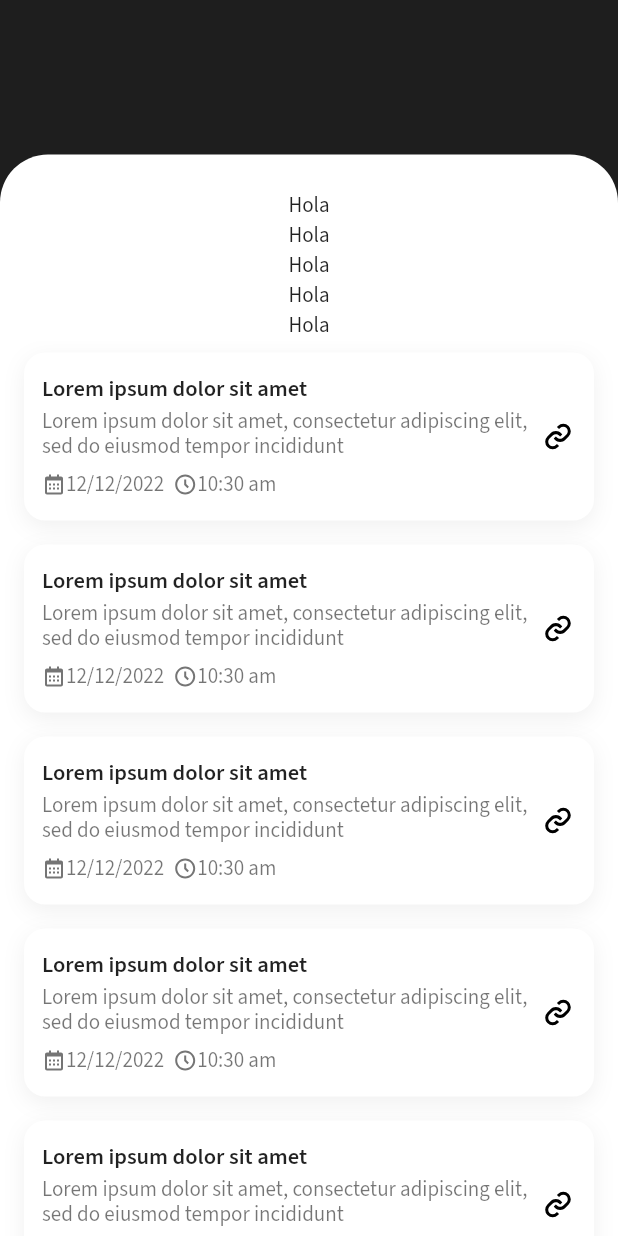
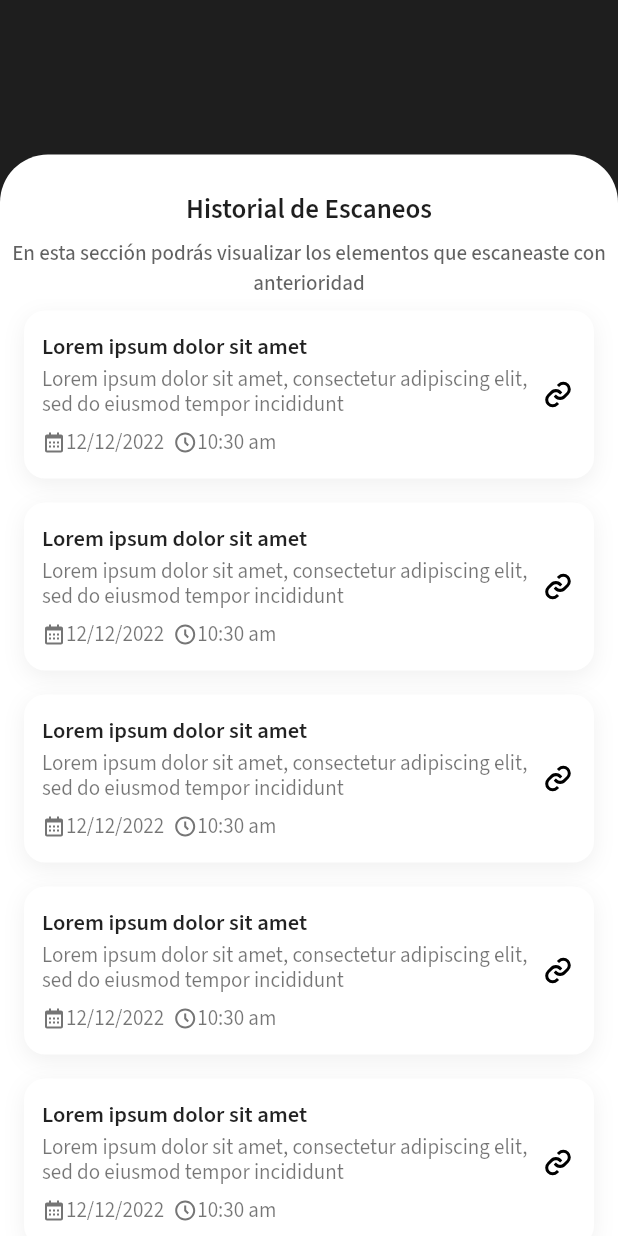
Before and after one commit to ehbarrionuevo/flutter_codigo2_qr, a Flutter app: the screen it shows after launch, on a phone screen of 412 x 824 dp. Run offline on Flutter 3.47's test engine with Material 2 defaults, Android fonts, the phone set to English and light mode, and no system bars; our stand-ins replace flutter_svg, google_fonts.

Commit message:
Listado general 2.1

```diff
--- a/lib/ui/pages/home_page.dart
+++ b/lib/ui/pages/home_page.dart
@@ -28,11 +28,24 @@ class HomePage extends StatelessWidget {
               ),
               child: Column(
                 children: [
-                  Text("Hola"),
-                  Text("Hola"),
-                  Text("Hola"),
-                  Text("Hola"),
-                  Text("Hola"),
+                  Text(
+                    "Historial de Escaneos",
+                    style: TextStyle(
+                      fontSize: 18.0,
+                      color: Color(0xff1E1E1E),
+                      fontWeight: FontWeight.w600,
+                    ),
+                  ),
+                  divider6,
+                  Text(
+                    "En esta sección podrás visualizar los elementos que escaneaste con anterioridad",
+                    textAlign: TextAlign.center,
+                    style: TextStyle(
+                      fontSize: 14.0,
+                      color: Color(0xff1E1E1E).withOpacity(0.7),
+                      fontWeight: FontWeight.w500,
+                    ),
+                  ),
                   Expanded(
                     child: SingleChildScrollView(
                       physics: const BouncingScrollPhysics(),
```
